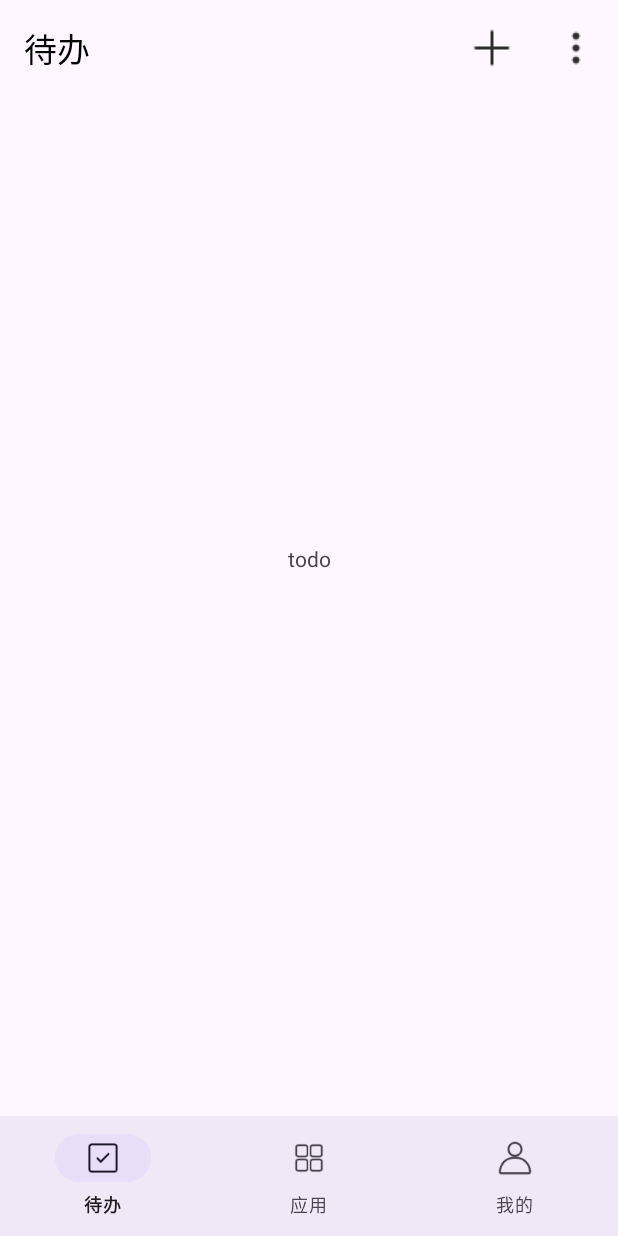
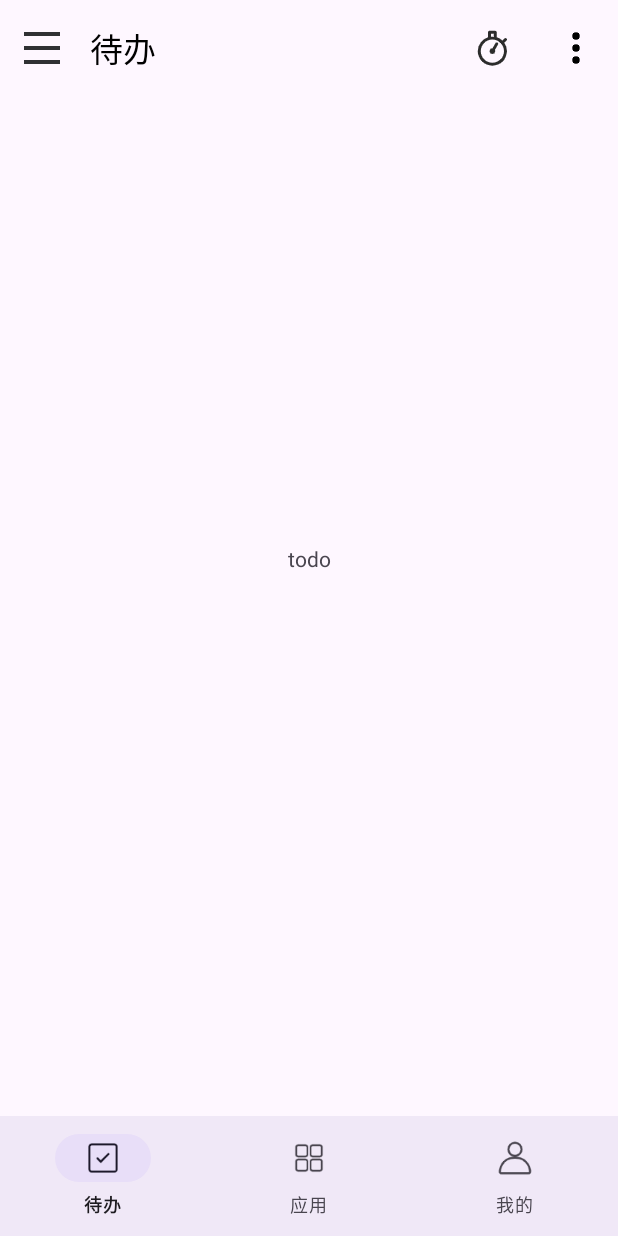
Before and after one commit to yesterdaylz/to-do-APP, an Android app: the screen it shows after launch (MainActivity), on a phone screen of 412 x 824 dp. Run offline under Robolectric (Android 15) with nearby library versions, the phone set to English and light mode, and no system bars.

Commit message:
feat: 增加抽屉界面

```diff
--- a/app/src/main/java/com/example/todoapp/main/MainActivity.kt
+++ b/app/src/main/java/com/example/todoapp/main/MainActivity.kt
@@ -1,22 +1,47 @@
 package com.example.todoapp.main
 
+import android.content.Intent
+import android.graphics.BitmapFactory
+import android.net.Uri
 import android.os.Bundle
+import android.widget.ImageView
 import androidx.activity.enableEdgeToEdge
+import androidx.activity.result.contract.ActivityResultContracts
 import androidx.appcompat.app.AppCompatActivity
-import androidx.core.view.ViewCompat
-import androidx.core.view.WindowInsetsCompat
+import androidx.core.view.GravityCompat
 import androidx.fragment.app.Fragment
 import com.example.todoapp.R
 import com.example.todoapp.databinding.ActivityMainBinding
 
-class MainActivity : AppCompatActivity() {
+class MainActivity : AppCompatActivity(), TodoFragment.OnDrawerMenuClickListener {
+    val fromAlbum = 1
     lateinit var binding: ActivityMainBinding
+    private val choosePictureLauncher =
+        registerForActivityResult(ActivityResultContracts.StartActivityForResult()) { result ->
+            val imageView = findViewById<ImageView>(R.id.imageView)
+            if (result.resultCode == RESULT_OK) {
+                result.data?.data?.let { uri ->
+                    val bitmap = getBitmapFromUri(uri)
+                    imageView.setImageBitmap(bitmap)
+                }
+            }
+        }
     override fun onCreate(savedInstanceState: Bundle?) {
         super.onCreate(savedInstanceState)
         enableEdgeToEdge()
+
         binding= ActivityMainBinding.inflate(layoutInflater)
         setContentView(binding.root)
-
+        val headerView = binding.navView.getHeaderView(0)
+        // 从头部视图中查找ImageView
+        val headerImageView = headerView.findViewById<ImageView>(R.id.imageView)
+        headerImageView.setOnClickListener {
+            val intent = Intent(Intent.ACTION_OPEN_DOCUMENT)
+            intent.addCategory(Intent.CATEGORY_OPENABLE)
+            // 指定只显示图片
+            intent.type = "image/*"
+            choosePictureLauncher.launch(intent)
+        }
         binding.bottomNavigation.setOnItemSelectedListener {item ->
             var selectedFragment: Fragment? = null
             when (item.itemId) {
@@ -46,6 +71,29 @@ class MainActivity : AppCompatActivity() {
 //            insets
 //        }
     }
+    override fun onActivityResult(requestCode: Int, resultCode: Int, data: Intent?) {
+        super.onActivityResult(requestCode, resultCode, data)
+        val imageView = findViewById<ImageView>(R.id.imageView)
+        when (requestCode) {
+            fromAlbum -> {
+                if (resultCode == RESULT_OK && data != null) {
+                    data.data?.let { uri ->
+                        val bitmap = getBitmapFromUri(uri)
+                        imageView.setImageBitmap(bitmap)
+                    }
+                }
+            }
+        }
+
+
+    }
+    override fun onDrawerMenuClicked() {
+        binding.drawerLayout.openDrawer(GravityCompat.START)
+    }
+    private fun getBitmapFromUri(uri: Uri) = contentResolver
+        .openFileDescriptor(uri, "r")?.use {
+            BitmapFactory.decodeFileDescriptor(it.fileDescriptor)
+        }
 
 
 }
--- a/app/src/main/java/com/example/todoapp/main/TodoFragment.kt
+++ b/app/src/main/java/com/example/todoapp/main/TodoFragment.kt
@@ -1,5 +1,6 @@
 package com.example.todoapp.main
 
+import android.content.Context
 import android.os.Bundle
 import android.view.LayoutInflater
 import android.view.View
@@ -20,10 +21,22 @@ private const val ARG_PARAM2 = "param2"
  * create an instance of this fragment.
  */
 class TodoFragment : Fragment() {
+    interface OnDrawerMenuClickListener{
+        fun onDrawerMenuClicked ()
+    }
+    private var drawerMenuClickListener: OnDrawerMenuClickListener? = null
     // TODO: Rename and change types of parameters
     private var param1: String? = null
     private var param2: String? = null
     private lateinit var binding: FragmentTodoBinding
+    override fun onAttach(context: Context) {
+        super.onAttach(context)
+        if (context is OnDrawerMenuClickListener){
+            drawerMenuClickListener = context
+        }else{
+            throw RuntimeException(context.toString() + "must implement OnDrawerMenuClickListener")
+        }
+    }
 
     override fun onCreate(savedInstanceState: Bundle?) {
         super.onCreate(savedInstanceState)
@@ -43,13 +56,19 @@ class TodoFragment : Fragment() {
     }
     override fun onViewCreated(view: View, savedInstanceState: Bundle?) {
         super.onViewCreated(view, savedInstanceState)
+        //顶部栏抽屉
+        binding.toolbar.setNavigationIcon(R.mipmap.ic_drawer)
+        binding.toolbar.setNavigationOnClickListener {
+            drawerMenuClickListener?.onDrawerMenuClicked()
+        }
+        //顶部栏右部分
         binding.toolbar.setOnMenuItemClickListener {
             when(it.itemId){
                 R.id.add -> {
                     Toast.makeText(requireContext(), "Add", Toast.LENGTH_SHORT).show()
                     true
                 }
-                R.id.settings -> {
+                R.id.more -> {
                     Toast.makeText(requireContext(), "Settings", Toast.LENGTH_SHORT).show()
                     true
                 }
--- /dev/null
+++ b/app/src/main/java/com/example/todoapp/tododata/dao/Todo.kt
@@ -0,0 +1 @@
+package com.example.todoapp.tododata.dao
--- a/app/src/main/res/layout/activity_main.xml
+++ b/app/src/main/res/layout/activity_main.xml
@@ -1,11 +1,13 @@
 <?xml version="1.0" encoding="utf-8"?>
-<androidx.constraintlayout.widget.ConstraintLayout xmlns:android="http://schemas.android.com/apk/res/android"
+<androidx.drawerlayout.widget.DrawerLayout
+ xmlns:android="http://schemas.android.com/apk/res/android"
     xmlns:app="http://schemas.android.com/apk/res-auto"
-    android:id="@+id/main"
+    android:id="@+id/drawerLayout"
     android:layout_width="match_parent"
     android:layout_height="match_parent">
-
-    <!-- Fragment容器-->
+    <androidx.constraintlayout.widget.ConstraintLayout
+        android:layout_width="match_parent"
+        android:layout_height="match_parent">
     <FrameLayout
         android:id="@+id/fragment_container"
         android:layout_width="0dp"
@@ -17,9 +19,6 @@
         app:layout_constraintTop_toTopOf="parent"
         app:layout_constraintVertical_bias="0.0" />
 
-
-
-    <!-- 底部导航栏 -->
     <com.google.android.material.bottomnavigation.BottomNavigationView
         android:fitsSystemWindows="true"
         android:id="@+id/bottom_navigation"
@@ -30,5 +29,15 @@
         app:layout_constraintEnd_toEndOf="parent"
         app:layout_constraintStart_toStartOf="parent"
         app:menu="@menu/bottom_nav_menu" />
+</androidx.constraintlayout.widget.ConstraintLayout>
 
-</androidx.constraintlayout.widget.ConstraintLayout>
+<com.google.android.material.navigation.NavigationView
+        android:id="@+id/nav_view"
+        android:layout_width="270dp"
+        android:layout_height="match_parent"
+        android:layout_gravity="start"
+        app:headerLayout="@layout/nav_header"
+        app:menu="@menu/nav_menu" />
+
+
+</androidx.drawerlayout.widget.DrawerLayout>
--- a/app/src/main/res/layout/fragment_todo.xml
+++ b/app/src/main/res/layout/fragment_todo.xml
@@ -1,7 +1,9 @@
 <?xml version="1.0" encoding="utf-8"?>
-<androidx.constraintlayout.widget.ConstraintLayout xmlns:android="http://schemas.android.com/apk/res/android"
+<androidx.constraintlayout.widget.ConstraintLayout
+    xmlns:android="http://schemas.android.com/apk/res/android"
     xmlns:tools="http://schemas.android.com/tools"
     xmlns:app="http://schemas.android.com/apk/res-auto"
+    android:id="@+id/todo"
     android:layout_width="match_parent"
     android:layout_height="match_parent"
     tools:context=".main.TodoFragment">
@@ -34,5 +36,4 @@
         app:layout_constraintBottom_toBottomOf="parent"
         app:layout_constraintStart_toStartOf="parent"
         app:layout_constraintEnd_toEndOf="parent" />
-
 </androidx.constraintlayout.widget.ConstraintLayout>
--- /dev/null
+++ b/app/src/main/res/menu/nav_menu.xml
@@ -0,0 +1,22 @@
+<?xml version="1.0" encoding="utf-8"?>
+<menu xmlns:android="http://schemas.android.com/apk/res/android">
+
+        <item
+            android:id="@+id/countdown"
+            android:icon="@mipmap/ic_countdown"
+            android:title="倒数日" />
+        <item
+            android:id="@+id/fourquadrant"
+            android:icon="@mipmap/ic_four_quadrant"
+            android:title="四象限" />
+        <item
+            android:id="@+id/target"
+            android:icon="@mipmap/ic_target"
+            android:title="目标" />
+        <item
+            android:id="@+id/history"
+            android:icon="@mipmap/ic_history"
+            android:title="历史" />
+
+
+</menu>
--- a/app/src/main/res/menu/todo_menu.xml
+++ b/app/src/main/res/menu/todo_menu.xml
@@ -3,12 +3,12 @@
     xmlns:app="http://schemas.android.com/apk/res-auto">
     <item
         android:id="@+id/add"
-        android:icon="@drawable/ic_add"
-        android:title="添加"
+        android:icon="@mipmap/self_descipline"
+        android:title="打卡"
         app:showAsAction="always"/>
     <item
-        android:id="@+id/settings"
-        android:icon="@drawable/ic_more"
+        android:id="@+id/more"
+        android:icon="@mipmap/ic_more"
         android:title="设置"
         app:showAsAction="always"/>
 
```
Also changed, not shown: app/src/main/res/drawable/rounded.xml (added, +7 -0 lines), app/src/main/res/layout/nav_header.xml (added, +37 -0 lines), app/src/main/res/drawable/ic_drawer.png (added), app/src/main/res/drawable/ic_more.png (deleted), app/src/main/res/mipmap-hdpi/ic_countdown.png (added), app/src/main/res/mipmap-hdpi/ic_four_quadrant.png (added), app/src/main/res/mipmap-hdpi/ic_history.png (added), app/src/main/res/mipmap-hdpi/ic_more.png (added), app/src/main/res/mipmap-hdpi/ic_target.png (added), app/src/main/res/mipmap-hdpi/manager.png (deleted), app/src/main/res/mipmap-hdpi/self_descipline.png (added), app/src/main/res/mipmap-xxxhdpi/insert_image.png (added), 1 other file.
